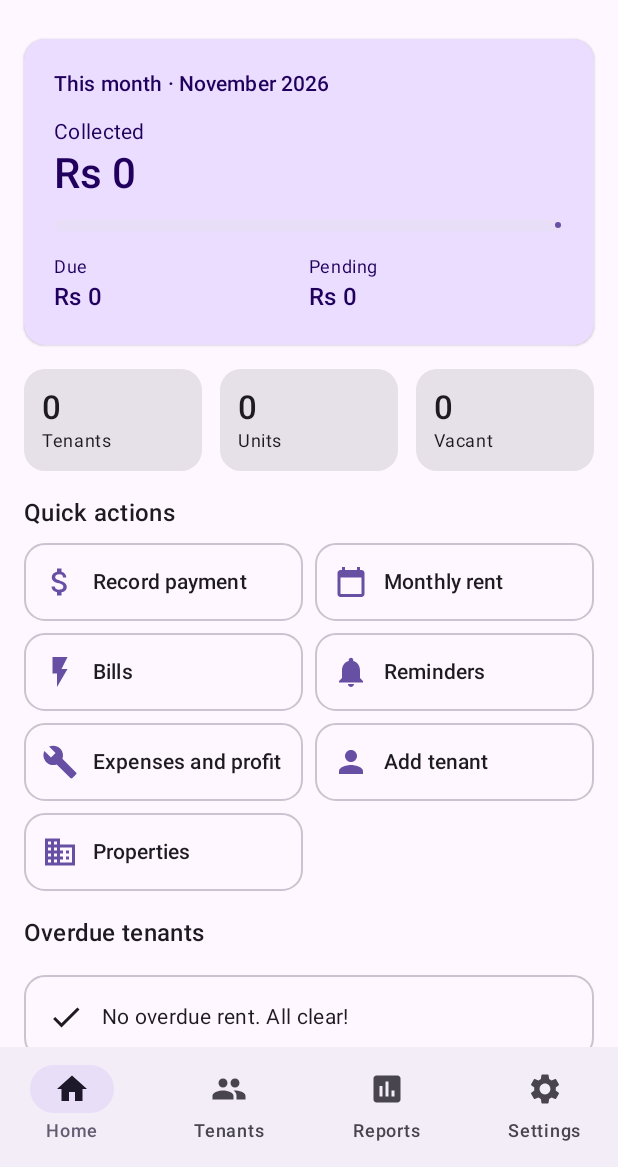
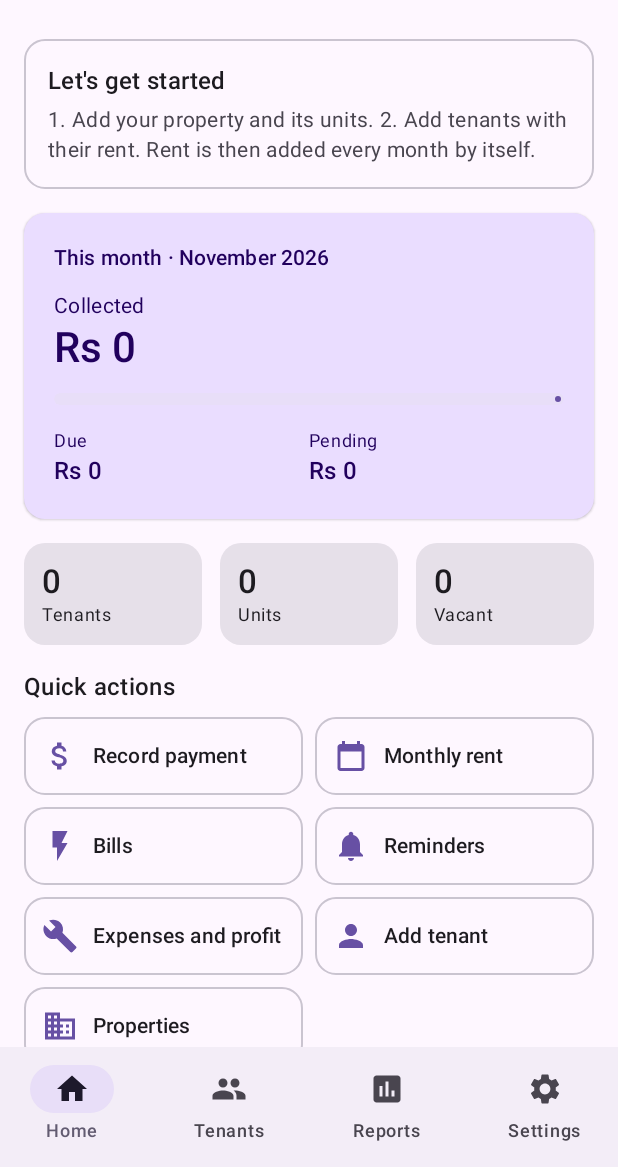
Before and after one commit to rkshani/KirayaDiary, an Android app built with Jetpack Compose: the HomeScreen screen opened through its navigation route, on a phone screen of 412 x 824 dp, the part 69-1236 px from its top. Run offline under Robolectric (Android 15) with nearby library versions, the phone set to English and light mode, and no system bars; our stand-ins replace Dagger/Hilt's generated code; libraries missing offline, so code that uses them is left out: androidx.hilt.lifecycle; missing, so only their content is drawn: CompositionLocalProvider; 1 statement that could not run was skipped.

Commit message:
feat(polish-release): app icon, splash, empty states, R8 rules and keystore.properties signing
Co-Authored-By: Claude Opus 5.5 <noreply@anthropic.com>

```diff
--- a/app/src/main/AndroidManifest.xml
+++ b/app/src/main/AndroidManifest.xml
@@ -9,7 +9,9 @@
     <application
         android:name=".KirayaApp"
         android:allowBackup="false"
+        android:icon="@mipmap/ic_launcher"
         android:label="@string/app_name"
+        android:roundIcon="@mipmap/ic_launcher_round"
         android:localeConfig="@xml/locales_config"
         android:supportsRtl="true"
         android:theme="@style/Theme.KirayaDiary">
@@ -17,6 +19,7 @@
         <activity
             android:name=".MainActivity"
             android:exported="true"
+            android:theme="@style/Theme.KirayaDiary.Starting"
             android:windowSoftInputMode="adjustResize">
             <intent-filter>
                 <action android:name="android.intent.action.MAIN" />
--- a/app/src/main/java/com/kiraya/diary/MainActivity.kt
+++ b/app/src/main/java/com/kiraya/diary/MainActivity.kt
@@ -25,6 +25,8 @@ class MainActivity : FragmentActivity() {
     private val viewModel: MainViewModel by viewModels()
 
     override fun onCreate(savedInstanceState: Bundle?) {
+        // Leave the splash theme as soon as the app is ready to draw.
+        setTheme(R.style.Theme_KirayaDiary)
         super.onCreate(savedInstanceState)
         enableEdgeToEdge()
         setContent {
--- a/app/src/main/java/com/kiraya/diary/ui/home/HomeScreen.kt
+++ b/app/src/main/java/com/kiraya/diary/ui/home/HomeScreen.kt
@@ -84,6 +84,21 @@ fun HomeScreen(
             ),
             verticalArrangement = Arrangement.spacedBy(16.dp),
         ) {
+            if (!state.loading && state.activeTenants == 0) {
+                item {
+                    OutlinedCard(Modifier.fillMaxWidth()) {
+                        Column(Modifier.padding(16.dp)) {
+                            Text(stringResource(R.string.home_empty_title), style = MaterialTheme.typography.titleMedium)
+                            Spacer(Modifier.height(4.dp))
+                            Text(
+                                stringResource(R.string.home_empty_message),
+                                style = MaterialTheme.typography.bodyMedium,
+                                color = MaterialTheme.colorScheme.onSurfaceVariant,
+                            )
+                        }
+                    }
+                }
+            }
             item { SummaryCard(state) }
             item { StatsRow(state) }
             if (quickActions.isNotEmpty()) {
--- /dev/null
+++ b/app/src/main/res/drawable/ic_launcher_foreground.xml
@@ -0,0 +1,23 @@
+<?xml version="1.0" encoding="utf-8"?>
+<!-- Launcher icon art: a house with a diary page and a check mark. Content stays in the 66dp safe zone. -->
+<vector xmlns:android="http://schemas.android.com/apk/res/android"
+    android:width="108dp"
+    android:height="108dp"
+    android:viewportWidth="108"
+    android:viewportHeight="108">
+    <!-- Roof -->
+    <path
+        android:fillColor="#FFFFFF"
+        android:pathData="M54,27 L82,50 L76,50 L76,52 L32,52 L32,50 L26,50 Z" />
+    <!-- Walls -->
+    <path
+        android:fillColor="#FFFFFF"
+        android:pathData="M34,50 L74,50 L74,80 L34,80 Z" />
+    <!-- Diary page on the wall -->
+    <path
+        android:fillColor="#006A60"
+        android:pathData="M42,56 L66,56 L66,74 L42,74 Z" />
+    <path
+        android:fillColor="#FFB95C"
+        android:pathData="M46,66 L50,62 L53,65 L61,57 L64,60 L53,71 Z" />
+</vector>
--- /dev/null
+++ b/app/src/main/res/drawable/splash_window.xml
@@ -0,0 +1,10 @@
+<?xml version="1.0" encoding="utf-8"?>
+<!-- Splash for Android 7 to 11: brand color with the icon in the middle. -->
+<layer-list xmlns:android="http://schemas.android.com/apk/res/android">
+    <item android:drawable="@color/splash_background" />
+    <item
+        android:width="160dp"
+        android:height="160dp"
+        android:gravity="center"
+        android:drawable="@drawable/ic_launcher_foreground" />
+</layer-list>
--- /dev/null
+++ b/app/src/main/res/mipmap-anydpi-v26/ic_launcher.xml
@@ -0,0 +1,6 @@
+<?xml version="1.0" encoding="utf-8"?>
+<adaptive-icon xmlns:android="http://schemas.android.com/apk/res/android">
+    <background android:drawable="@color/ic_launcher_background" />
+    <foreground android:drawable="@drawable/ic_launcher_foreground" />
+    <monochrome android:drawable="@drawable/ic_launcher_foreground" />
+</adaptive-icon>
--- /dev/null
+++ b/app/src/main/res/mipmap-anydpi-v26/ic_launcher_round.xml
@@ -0,0 +1,6 @@
+<?xml version="1.0" encoding="utf-8"?>
+<adaptive-icon xmlns:android="http://schemas.android.com/apk/res/android">
+    <background android:drawable="@color/ic_launcher_background" />
+    <foreground android:drawable="@drawable/ic_launcher_foreground" />
+    <monochrome android:drawable="@drawable/ic_launcher_foreground" />
+</adaptive-icon>
--- /dev/null
+++ b/app/src/main/res/mipmap-anydpi/ic_launcher.xml
@@ -0,0 +1,3 @@
+<?xml version="1.0" encoding="utf-8"?>
+<inset xmlns:android="http://schemas.android.com/apk/res/android"
+    android:drawable="@drawable/ic_launcher_legacy" />
--- /dev/null
+++ b/app/src/main/res/mipmap-anydpi/ic_launcher_round.xml
@@ -0,0 +1,3 @@
+<?xml version="1.0" encoding="utf-8"?>
+<inset xmlns:android="http://schemas.android.com/apk/res/android"
+    android:drawable="@drawable/ic_launcher_legacy" />
--- /dev/null
+++ b/app/src/main/res/values-night-v31/themes.xml
@@ -0,0 +1,8 @@
+<?xml version="1.0" encoding="utf-8"?>
+<resources>
+    <!-- Android 12+ system splash screen. -->
+    <style name="Theme.KirayaDiary.Starting" parent="Theme.KirayaDiary">
+        <item name="android:windowSplashScreenBackground">@color/splash_background</item>
+        <item name="android:windowSplashScreenAnimatedIcon">@drawable/ic_launcher_foreground</item>
+    </style>
+</resources>
--- a/app/src/main/res/values-night/themes.xml
+++ b/app/src/main/res/values-night/themes.xml
@@ -1,4 +1,10 @@
 <?xml version="1.0" encoding="utf-8"?>
 <resources>
-    <style name="Theme.KirayaDiary" parent="android:Theme.Material.NoActionBar" />
+    <style name="Theme.KirayaDiary" parent="android:Theme.Material.NoActionBar">
+        <item name="android:windowBackground">#FF0E1514</item>
+    </style>
+
+    <style name="Theme.KirayaDiary.Starting" parent="Theme.KirayaDiary">
+        <item name="android:windowBackground">@drawable/splash_window</item>
+    </style>
 </resources>
--- /dev/null
+++ b/app/src/main/res/values-v31/themes.xml
@@ -0,0 +1,8 @@
+<?xml version="1.0" encoding="utf-8"?>
+<resources>
+    <!-- Android 12+ system splash screen. -->
+    <style name="Theme.KirayaDiary.Starting" parent="Theme.KirayaDiary">
+        <item name="android:windowSplashScreenBackground">@color/splash_background</item>
+        <item name="android:windowSplashScreenAnimatedIcon">@drawable/ic_launcher_foreground</item>
+    </style>
+</resources>
--- /dev/null
+++ b/app/src/main/res/values/ic_launcher_background.xml
@@ -0,0 +1,5 @@
+<?xml version="1.0" encoding="utf-8"?>
+<resources>
+    <color name="ic_launcher_background">#006A60</color>
+    <color name="splash_background">#006A60</color>
+</resources>
--- a/app/src/main/res/values/strings.xml
+++ b/app/src/main/res/values/strings.xml
@@ -393,4 +393,8 @@
     <string name="onboarding_skip">Skip</string>
     <string name="onboarding_next">Next</string>
     <string name="onboarding_start">Get started</string>
+
+    <!-- Polish -->
+    <string name="home_empty_title">Let\'s get started</string>
+    <string name="home_empty_message">1. Add your property and its units. 2. Add tenants with their rent. Rent is then added every month by itself.</string>
 </resources>
--- a/app/src/main/res/values/themes.xml
+++ b/app/src/main/res/values/themes.xml
@@ -1,4 +1,11 @@
 <?xml version="1.0" encoding="utf-8"?>
 <resources>
-    <style name="Theme.KirayaDiary" parent="android:Theme.Material.Light.NoActionBar" />
+    <style name="Theme.KirayaDiary" parent="android:Theme.Material.Light.NoActionBar">
+        <item name="android:windowBackground">@android:color/white</item>
+    </style>
+
+    <!-- Shown while the app starts, then MainActivity switches to Theme.KirayaDiary. -->
+    <style name="Theme.KirayaDiary.Starting" parent="Theme.KirayaDiary">
+        <item name="android:windowBackground">@drawable/splash_window</item>
+    </style>
 </resources>
```
Also changed, not shown: app/build.gradle.kts (+22 -0 lines), app/src/main/res/drawable/ic_launcher_legacy.xml (added, +10 -0 lines), 3 other files.
